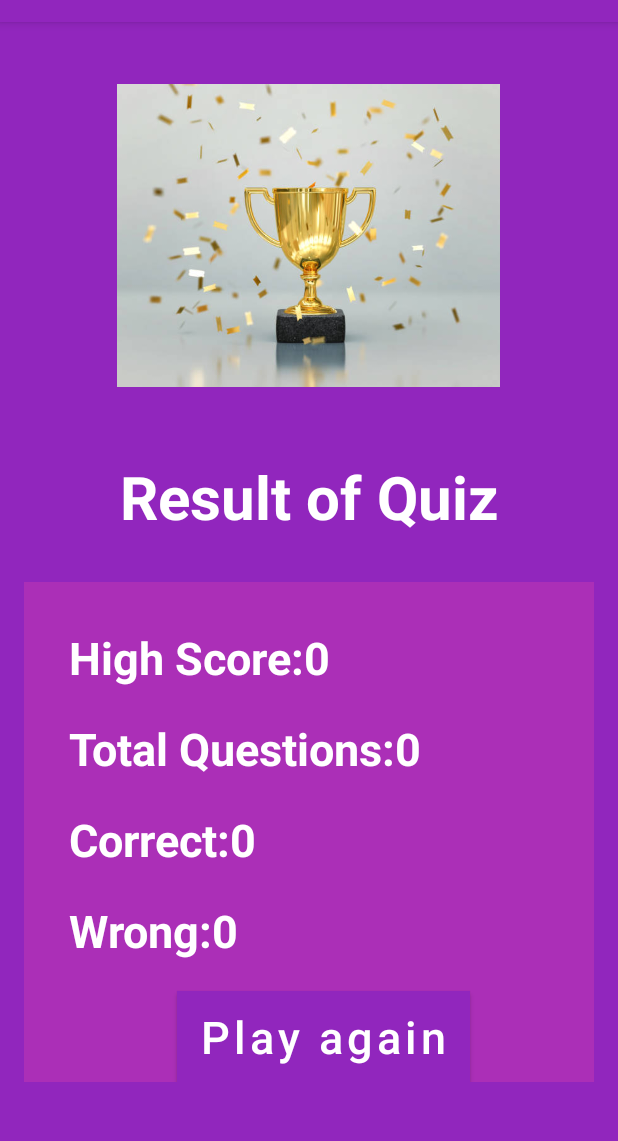
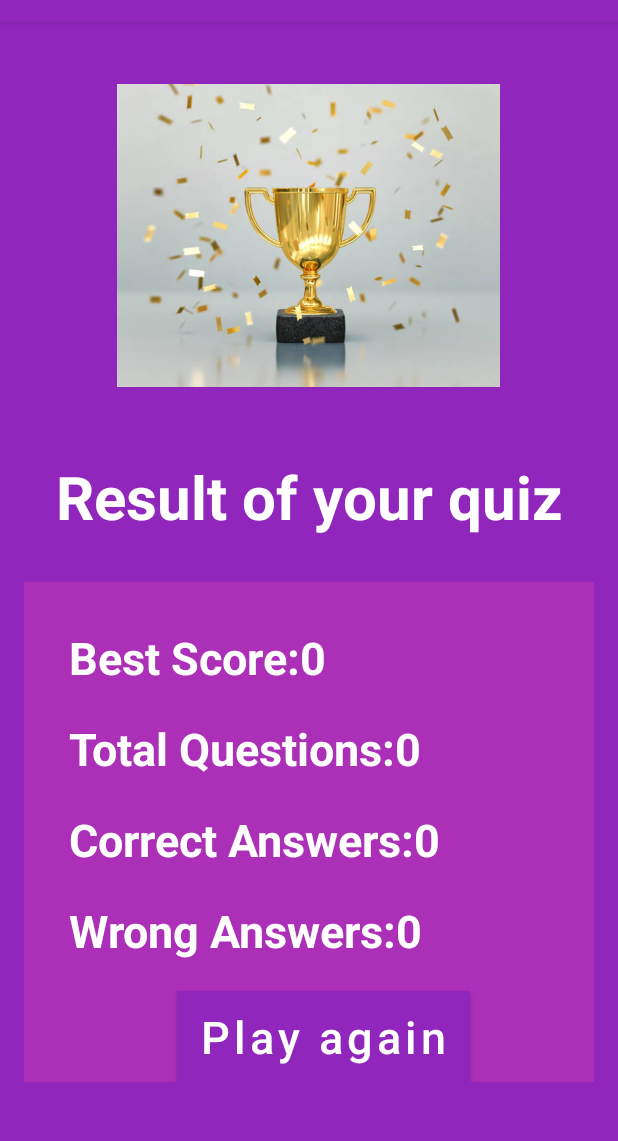
Before and after one commit to DanielAshorov/QuizApp-Android, an Android app: the ResultActivity screen opened directly, with no data from a screen before it, on a phone screen of 412 x 824 dp, the part 62-1203 px from its top. Run offline under Robolectric (Android 15) with nearby library versions, the phone set to English and light mode, and no system bars; Roboto replaces fonts that are not available here.

Commit message:
improving localization and removing unneeded files

```diff
--- a/app/src/main/java/com/example/quizapp/CorrectDialog.java
+++ b/app/src/main/java/com/example/quizapp/CorrectDialog.java
@@ -26,11 +26,11 @@ public class CorrectDialog {
         correctDialog = new Dialog(mContext);
 
         correctDialog.setContentView(R.layout.correct_dialog);
-        final Button btcorrectDialog = (Button) correctDialog.findViewById(R.id.bt_Score_Dialog);
+        final Button buttonCorrectDialog = (Button) correctDialog.findViewById(R.id.button_Score_Dialog);
 
         Score(score);
 
-        btcorrectDialog.setOnClickListener(new View.OnClickListener() {
+        buttonCorrectDialog.setOnClickListener(new View.OnClickListener() {
             @Override
             public void onClick(View v) {
 
--- a/app/src/main/java/com/example/quizapp/Questions.java
+++ b/app/src/main/java/com/example/quizapp/Questions.java
@@ -8,7 +8,6 @@ import androidx.room.PrimaryKey;
 
 @Entity(tableName = "questions_table")
 public class Questions {
-
 
     @PrimaryKey(autoGenerate = true)
     @ColumnInfo(name = "id")
@@ -47,7 +46,6 @@ public class Questions {
         this.answer = answer;
         this.category = category;
         this.language = language;
-
     }
 
     Questions() {
--- a/app/src/main/res/layout/correct_dialog.xml
+++ b/app/src/main/res/layout/correct_dialog.xml
@@ -38,7 +38,7 @@
 
 
     <Button
-        android:id="@+id/bt_Score_Dialog"
+        android:id="@+id/button_Score_Dialog"
         android:layout_width="wrap_content"
         android:layout_height="wrap_content"
         android:layout_gravity="center"
--- a/app/src/main/res/layout/final_score_dialog.xml
+++ b/app/src/main/res/layout/final_score_dialog.xml
@@ -23,7 +23,7 @@
         android:layout_marginBottom="20dp" />
 
     <Button
-        android:id="@+id/bt_Score_Dialog"
+        android:id="@+id/button_Score_Dialog"
         android:layout_width="wrap_content"
         android:layout_height="wrap_content"
         android:layout_gravity="center"
--- a/app/src/main/res/values/strings.xml
+++ b/app/src/main/res/values/strings.xml
@@ -37,11 +37,11 @@
     <string name="txtTotalQuestion">Question: 1/20</string>
     <string name="txtScore">Score: </string>
     <string name="button_Next">Confirm</string>
-    <string name="txt_result_title">Result of Quiz </string>
-    <string name="result_tv_HighScore">High Score:  </string>
+    <string name="txt_result_title">Result of your quiz </string>
+    <string name="result_tv_HighScore">Best Score:  </string>
     <string name="result_tv_Num_of_Ques">Total Questions:  </string>
-    <string name="result_tv_correct_Ques">Correct:  </string>
-    <string name="result_tv_wrong_Ques">Wrong:  </string>
+    <string name="result_tv_correct_Ques">Correct Answers:  </string>
+    <string name="result_tv_wrong_Ques">Wrong Answers:  </string>
     <string name="bt_result_main_menu">Play again  </string>
     <string name="txt_correct_dialog">Correct  </string>
     <string name="textView_Score">Score: </string>
@@ -55,7 +55,7 @@
     <string name="txt_GameOver">Game Over  </string>
     <string name="bt_Times_ok">OK  </string>
     <string name="double_back_bt_exit">Press back again to exit</string>
-    <string name="select_answer">Please select Answer</string>
+    <string name="select_answer">Please select an Answer</string>
     <string name="question_txt">Question</string>
     <string name="the_correct_answer_is">Correct Answer: </string>
 
```
Also changed, not shown: app/src/main/java/com/example/quizapp/QuizActivity.java (+5 -7 lines), app/src/main/res/drawable/logo_trivia_night.jpg (deleted), app/src/main/res/drawable/main_background.png (deleted), app/src/main/res/drawable/play_game_bt1.jpg (deleted), app/src/main/res/drawable/question_view_bg.png (deleted), app/src/main/res/drawable/submit_bt_background.png (deleted), app/src/main/res/drawable/when_answer_correct.png (deleted), 1 other file.
